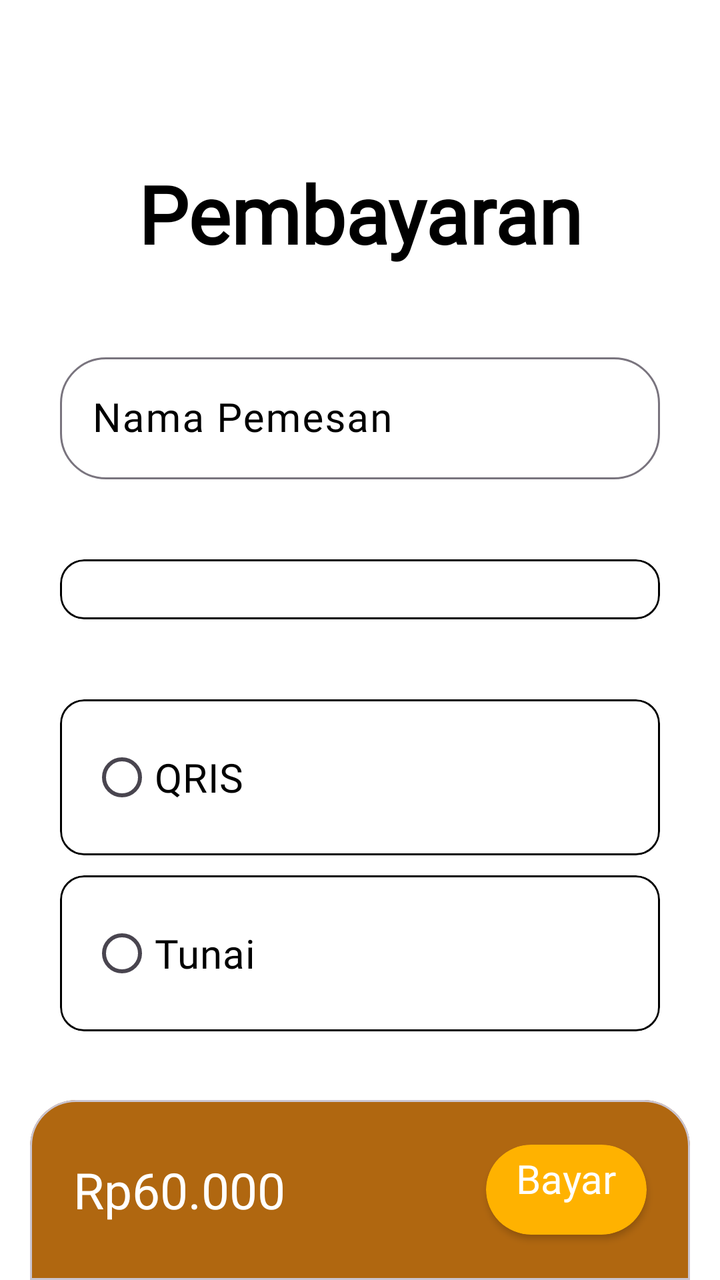
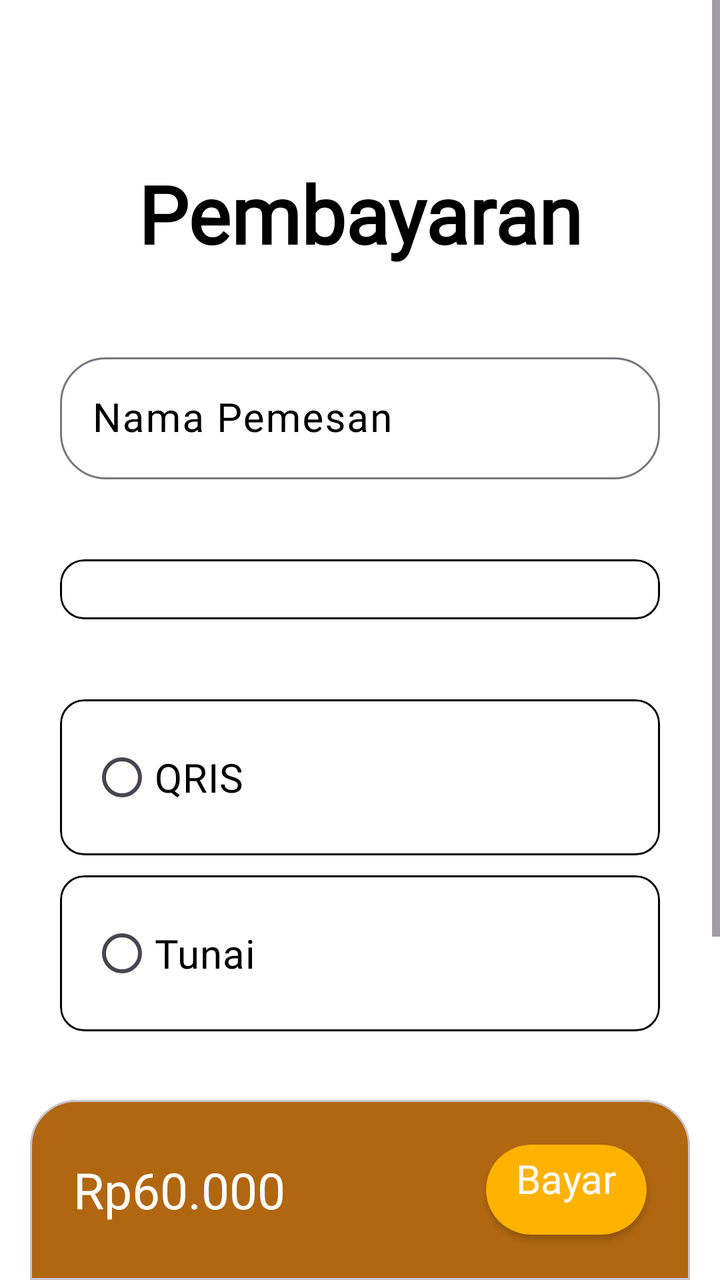

The first picture is an Android layout as it rendered before a commit; the second is the same layout after the commit. The layout source and the unified diff follow.
<!-- AndroidManifest.xml: application theme Theme.ProjekPenjualanHilmi -->
<!-- res/layout/activity_mod_transaksi.xml -->
<?xml version="1.0" encoding="utf-8"?>
<androidx.constraintlayout.widget.ConstraintLayout xmlns:android="http://schemas.android.com/apk/res/android"
    xmlns:app="http://schemas.android.com/apk/res-auto"
    xmlns:tools="http://schemas.android.com/tools"
    android:id="@+id/main"
    android:layout_width="match_parent"
    android:layout_height="match_parent"
    android:background="@color/background"
    tools:context=".kategori.ModKategori">

    <ScrollView
        android:layout_width="match_parent"
        android:layout_height="0dp"
        app:layout_constraintTop_toTopOf="parent"
        app:layout_constraintBottom_toTopOf="@id/layoutPesanSekarang">

        <androidx.constraintlayout.widget.ConstraintLayout
            android:layout_width="match_parent"
            android:layout_height="wrap_content">

            <TextView
                android:layout_width="wrap_content"
                android:layout_height="wrap_content"
                android:text="Pembayaran"
                android:id="@+id/tvPembayaran"
                app:layout_constraintStart_toStartOf="parent"
                app:layout_constraintEnd_toEndOf="parent"
                android:fontFamily="@font/alata"
                android:textStyle="bold"
                android:textSize="40sp"
                android:layout_marginTop="80dp"
                app:layout_constraintTop_toTopOf="parent"
                android:textColor="@color/black"/>

            <com.google.android.material.textfield.TextInputLayout
                android:id="@+id/tilModKategoriNama"
                android:layout_width="match_parent"
                android:layout_height="wrap_content"
                app:layout_constraintStart_toStartOf="parent"
                app:layout_constraintEnd_toEndOf="parent"
                android:layout_marginStart="30dp"
                app:boxCornerRadiusBottomEnd="23dp"
                app:boxCornerRadiusTopStart="23dp"
                android:background="@color/background"
                app:boxCornerRadiusBottomStart="23dp"
                app:boxCornerRadiusTopEnd="23dp"
                android:layout_marginTop="40dp"
                android:layout_marginEnd="30dp"
                android:textColorHint="@color/black"
                app:layout_constraintTop_toBottomOf="@id/tvPembayaran"
                android:hint="Nama Pemesan">

                <com.google.android.material.textfield.TextInputEditText
                    android:layout_width="match_parent"
                    android:id="@+id/tietNamaKategori"
                    android:layout_height="wrap_content"
                    android:fontFamily="@font/alata"
                    android:textSize="20sp"
                    android:textColor="@color/black"/>

            </com.google.android.material.textfield.TextInputLayout>

            <com.google.android.material.card.MaterialCardView
                android:id="@+id/cvKeteranganPembelian"
                android:layout_width="match_parent"
                android:layout_height="wrap_content"
                android:backgroundTint="@color/background"
                app:layout_constraintStart_toStartOf="parent"
                app:layout_constraintEnd_toEndOf="parent"
                android:layout_marginStart="30dp"
                app:boxCornerRadiusBottomEnd="23dp"
                app:boxCornerRadiusTopStart="23dp"
                app:boxCornerRadiusBottomStart="23dp"
                app:boxCornerRadiusTopEnd="23dp"
                android:layout_marginTop="40dp"
                app:strokeColor="@color/black"
                android:layout_marginEnd="30dp"
                android:textColorHint="@color/black"
                app:layout_constraintTop_toBottomOf="@id/tilModKategoriNama">

                <LinearLayout
                    android:id="@+id/llItemSummary"
                    android:layout_width="match_parent"
                    android:layout_height="wrap_content"
                    android:layout_margin="15dp"
                    android:orientation="vertical">

                    

                </LinearLayout>

            </com.google.android.material.card.MaterialCardView>

            <com.google.android.material.card.MaterialCardView
                android:id="@+id/rbQris"
                android:layout_width="match_parent"
                android:layout_height="wrap_content"
                android:backgroundTint="@color/background"
                app:layout_constraintStart_toStartOf="parent"
                app:layout_constraintEnd_toEndOf="parent"
                android:layout_marginStart="30dp"
                app:strokeColor="@color/black"
                app:boxCornerRadiusBottomEnd="23dp"
                app:boxCornerRadiusTopStart="23dp"
                app:boxCornerRadiusBottomStart="23dp"
                app:boxCornerRadiusTopEnd="23dp"
                android:layout_marginTop="40dp"
                android:layout_marginEnd="30dp"
                android:textColorHint="@color/black"
                app:layout_constraintTop_toBottomOf="@id/cvKeteranganPembelian">

                <com.google.android.material.radiobutton.MaterialRadioButton
                    android:id="@+id/rbQrisButton"
                    android:layout_width="match_parent"
                    android:layout_margin="15dp"
                    android:layout_height="wrap_content"
                    android:text="QRIS"
                    android:textColor="@color/black"
                    android:fontFamily="@font/alata"
                    android:textSize="20sp"/>

            </com.google.android.material.card.MaterialCardView>

            <com.google.android.material.card.MaterialCardView
                android:id="@+id/rbTunai"
                android:layout_width="match_parent"
                android:layout_height="wrap_content"
                android:backgroundTint="@color/background"
                app:layout_constraintStart_toStartOf="parent"
                app:layout_constraintEnd_toEndOf="parent"
                android:layout_marginStart="30dp"
                app:strokeColor="@color/black"
                app:boxCornerRadiusBottomEnd="23dp"
                app:boxCornerRadiusTopStart="23dp"
                app:boxCornerRadiusBottomStart="23dp"
                app:boxCornerRadiusTopEnd="23dp"
                android:layout_marginTop="10dp"
                android:layout_marginEnd="30dp"
                android:layout_marginBottom="6dp"
                app:layout_constraintBottom_toBottomOf="parent"
                android:textColorHint="@color/black"
                app:layout_constraintTop_toBottomOf="@id/rbQris">

                <com.google.android.material.radiobutton.MaterialRadioButton
                    android:id="@+id/rbTunaiButton"
                    android:layout_width="match_parent"
                    android:layout_margin="15dp"
                    android:layout_height="wrap_content"
                    android:text="Tunai"
                    android:textColor="@color/black"
                    android:fontFamily="@font/alata"
                    android:textSize="20sp"/>

            </com.google.android.material.card.MaterialCardView>

        </androidx.constraintlayout.widget.ConstraintLayout>

    </ScrollView>

    <com.google.android.material.card.MaterialCardView
        android:layout_width="match_parent"
        android:id="@+id/layoutPesanSekarang"
        android:backgroundTint="#B06710"
        app:shapeAppearanceOverlay="@style/TopRoundedCard"
        android:layout_height="90dp"
        android:layout_marginHorizontal="15dp"
        app:layout_constraintBottom_toBottomOf="parent">

        <TextView
            android:id="@+id/tvTotalHarga"
            android:layout_width="wrap_content"
            android:layout_height="match_parent"
            android:gravity="start|center"
            android:text="Rp60.000"
            android:layout_marginStart="15dp"
            android:textSize="25sp"
            android:textColor="#FFFFFF"
            android:fontFamily="@font/alata"/>

        <androidx.cardview.widget.CardView
            android:layout_width="wrap_content"
            android:id="@+id/btnPesan"
            android:layout_height="45dp"
            android:layout_marginEnd="15dp"
            android:layout_gravity="end|center"
            app:cardCornerRadius="23dp"
            android:backgroundTint="#FFB200">

            <TextView
                android:layout_width="wrap_content"
                android:layout_height="38dp"
                android:paddingHorizontal="15dp"
                android:textSize="20sp"
                android:textColor="#FFFFFF"
                android:layout_gravity="center"
                android:fontFamily="@font/alata"
                android:text="Bayar"/>

        </androidx.cardview.widget.CardView>

    </com.google.android.material.card.MaterialCardView>

</androidx.constraintlayout.widget.ConstraintLayout>
<!-- resources referenced by this layout -->
<resources>
  <color name="background">#FFFFFFFF</color>
  <color name="black">#FF000000</color>
  <style name="TopRoundedCard" parent="">
          <item name="cornerFamily">rounded</item>
          <item name="cornerSizeTopLeft">23dp</item>
          <item name="cornerSizeTopRight">23dp</item>
          <item name="cornerSizeBottomLeft">0dp</item>
          <item name="cornerSizeBottomRight">0dp</item>
      </style>
  <style name="Theme.ProjekPenjualanHilmi" parent="Base.Theme.ProjekPenjualanHilmi" />
  <style name="Base.Theme.ProjekPenjualanHilmi" parent="Theme.Material3.Light.NoActionBar">
          
          
      </style>
</resources>

<!-- the commit's change to res/layout/activity_mod_transaksi.xml (unified diff, before → after) -->
@@ -6,17 +6,22 @@
     android:layout_width="match_parent"
     android:layout_height="match_parent"
     android:background="@color/background"
-    tools:context=".kategori.ModKategori">
+    tools:context=".transaksi.ModTransaksi">
 
     <ScrollView
         android:layout_width="match_parent"
         android:layout_height="0dp"
+        android:clipToPadding="false"
+        android:fillViewport="true"
+        app:layout_constraintStart_toStartOf="parent"
+        app:layout_constraintEnd_toEndOf="parent"
         app:layout_constraintTop_toTopOf="parent"
         app:layout_constraintBottom_toTopOf="@id/layoutPesanSekarang">
 
         <androidx.constraintlayout.widget.ConstraintLayout
             android:layout_width="match_parent"
-            android:layout_height="wrap_content">
+            android:layout_height="wrap_content"
+            android:paddingBottom="24dp">
 
             <TextView
                 android:layout_width="wrap_content"
@@ -136,8 +141,6 @@
                 app:boxCornerRadiusTopEnd="23dp"
                 android:layout_marginTop="10dp"
                 android:layout_marginEnd="30dp"
-                android:layout_marginBottom="6dp"
-                app:layout_constraintBottom_toBottomOf="parent"
                 android:textColorHint="@color/black"
                 app:layout_constraintTop_toBottomOf="@id/rbQris">
 
@@ -152,6 +155,35 @@
                     android:textSize="20sp"/>
 
             </com.google.android.material.card.MaterialCardView>
+
+            <com.google.android.material.textfield.TextInputLayout
+                android:id="@+id/tilModDibayar"
+                android:layout_width="match_parent"
+                android:layout_height="wrap_content"
+                app:layout_constraintStart_toStartOf="parent"
+                app:layout_constraintEnd_toEndOf="parent"
+                android:layout_marginStart="30dp"
+                app:boxCornerRadiusBottomEnd="23dp"
+                app:boxCornerRadiusTopStart="23dp"
+                android:background="@color/background"
+                app:boxCornerRadiusBottomStart="23dp"
+                app:boxCornerRadiusTopEnd="23dp"
+                android:layout_marginTop="40dp"
+                android:layout_marginEnd="30dp"
+                android:textColorHint="@color/black"
+                app:layout_constraintTop_toBottomOf="@id/rbTunai"
+                android:hint="Dibayar">
+
+                <com.google.android.material.textfield.TextInputEditText
+                    android:layout_width="match_parent"
+                    android:id="@+id/tietModDibayar"
+                    android:layout_height="wrap_content"
+                    android:inputType="number"
+                    android:fontFamily="@font/alata"
+                    android:textSize="20sp"
+                    android:textColor="@color/black"/>
+
+            </com.google.android.material.textfield.TextInputLayout>
 
         </androidx.constraintlayout.widget.ConstraintLayout>
 
